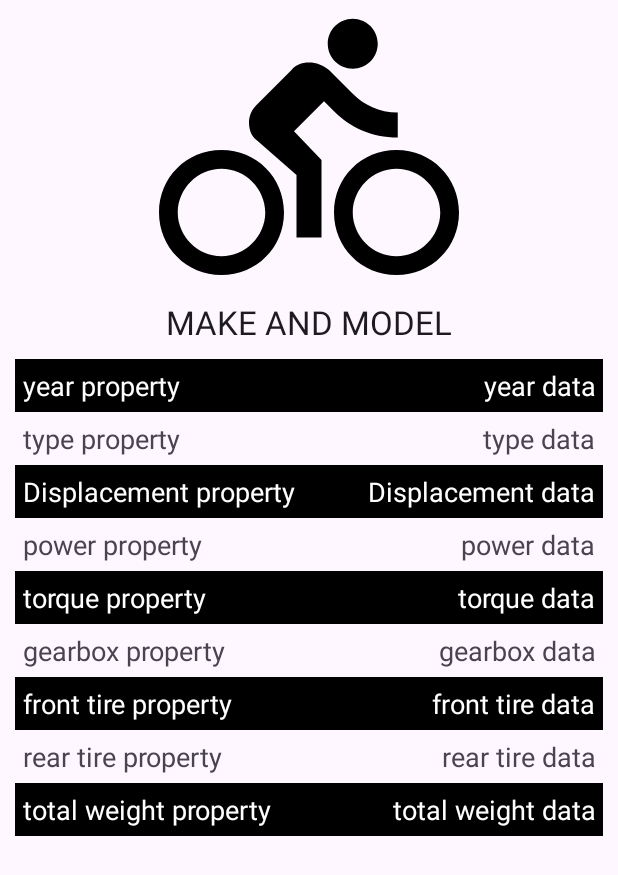
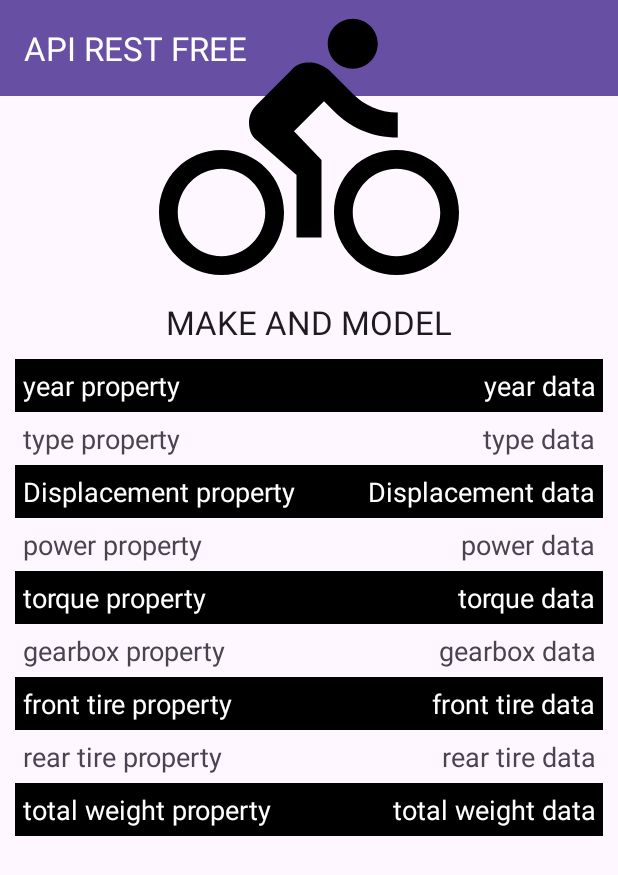
Before and after one commit to VicLT/PMDM_05_API_Rest_Free, an Android app: the layout activity_detail.xml on its own in the app's theme, with its tools: preview values and no code run, on a phone screen of 412 x 824 dp. Shown: the top 875 px of the screen. Run offline under Robolectric (Android 15) with nearby library versions, the phone set to English and light mode, and no system bars; network calls fail; Roboto replaces fonts that are not available here.

```diff
--- a/app/src/main/AndroidManifest.xml
+++ b/app/src/main/AndroidManifest.xml
@@ -17,7 +17,7 @@
         android:theme="@style/Theme.APIRESTFREE"
         tools:targetApi="35">
         <activity
-            android:name=".ui.detail.DetailActivity"
+            android:name=".ui.detail.DetailMotorcycleActivity"
             android:parentActivityName=".ui.main.MainActivity"
             android:exported="false">
         </activity>
--- a/app/src/main/java/edu/pract5/apirestfree/data/MotorcyclesAPI.kt
+++ b/app/src/main/java/edu/pract5/apirestfree/data/MotorcyclesAPI.kt
@@ -41,7 +41,7 @@ interface MotorcyclesAPIInterface {
     @Headers("X-Api-Key: ${BuildConfig.API_KEY}")
     @GET("v1/motorcycles")
     suspend fun getMotorcycles(
-        @Query("make") make: String = ""
+        @Query("make") make: String = " "
     ): List<Motorcycle>
 
     /**
--- a/app/src/main/java/edu/pract5/apirestfree/ui/main/MainActivity.kt
+++ b/app/src/main/java/edu/pract5/apirestfree/ui/main/MainActivity.kt
@@ -22,6 +22,7 @@ import edu.pract5.apirestfree.domain.GetMotorcyclesUseCase
 import edu.pract5.apirestfree.domain.GetSortedFavMotorcyclesUseCase
 import edu.pract5.apirestfree.domain.UpdateFavMotorcycleUseCase
 import edu.pract5.apirestfree.models.Motorcycle
+import edu.pract5.apirestfree.ui.detail.DetailMotorcycleActivity
 import edu.pract5.apirestfree.utils.checkConnection
 import kotlinx.coroutines.launch
 
@@ -67,7 +68,7 @@ class MainActivity : AppCompatActivity() {
 
     private val adapter = MotorcyclesAdapter(
         onClick = { motorcycle ->
-            showRandomMotorcycle(motorcycle)
+            DetailMotorcycleActivity.navigateToDetail(this@MainActivity, motorcycle)
         },
         onClickFav = { motorcycle ->
             motorcycle.favourite = !motorcycle.favourite
--- a/app/src/main/res/layout/activity_detail.xml
+++ b/app/src/main/res/layout/activity_detail.xml
@@ -1,12 +1,34 @@
 <?xml version="1.0" encoding="utf-8"?>
-<androidx.constraintlayout.widget.ConstraintLayout xmlns:android="http://schemas.android.com/apk/res/android"
+<androidx.constraintlayout.widget.ConstraintLayout
+    xmlns:android="http://schemas.android.com/apk/res/android"
     xmlns:app="http://schemas.android.com/apk/res-auto"
     xmlns:tools="http://schemas.android.com/tools"
     android:id="@+id/parentLinearLayout"
     android:layout_width="match_parent"
     android:layout_height="match_parent"
     android:orientation="horizontal"
-    tools:context=".ui.detail.DetailActivity">
+    tools:context=".ui.detail.DetailMotorcycleActivity">
+
+    <com.google.android.material.appbar.AppBarLayout
+        android:id="@+id/appbarDetail"
+        android:layout_width="match_parent"
+        android:layout_height="wrap_content"
+        app:layout_constraintEnd_toEndOf="parent"
+        app:layout_constraintStart_toStartOf="parent"
+        app:layout_constraintTop_toTopOf="parent">
+
+        <com.google.android.material.appbar.MaterialToolbar
+            android:id="@+id/mToolbarDetail"
+            android:layout_width="match_parent"
+            android:layout_height="?attr/actionBarSize"
+            android:background="?attr/colorPrimary"
+            android:minHeight="?attr/actionBarSize"
+            android:theme="?attr/actionBarTheme"
+            app:layout_scrollEffect="compress"
+            app:layout_scrollFlags="scroll|enterAlways|snap"
+            app:title="@string/app_name"
+            app:titleTextColor="@color/design_default_color_on_primary" />
+    </com.google.android.material.appbar.AppBarLayout>
 
     <ImageView
         android:id="@+id/iv_motorcycle"
--- a/app/src/main/res/values/strings.xml
+++ b/app/src/main/res/values/strings.xml
@@ -12,4 +12,5 @@
     <string name="btn_alert_dialog">Accept.</string>
     <string name="warning_title">Error</string>
     <string name="warning_message">There is no favourite motorcycle to display.</string>
+    <string name="txt_make_and_model">%1$s %2$s?</string>
 </resources>
```
Also changed, not shown: app/src/main/java/edu/pract5/apirestfree/ui/detail/DetailActivity.kt (deleted, +0 -42 lines), app/src/main/java/edu/pract5/apirestfree/ui/detail/DetailMotorcycleActivity.kt (added, +86 -0 lines), app/src/main/java/edu/pract5/apirestfree/ui/main/MotorcyclesAdapter.kt (+14 -0 lines).
